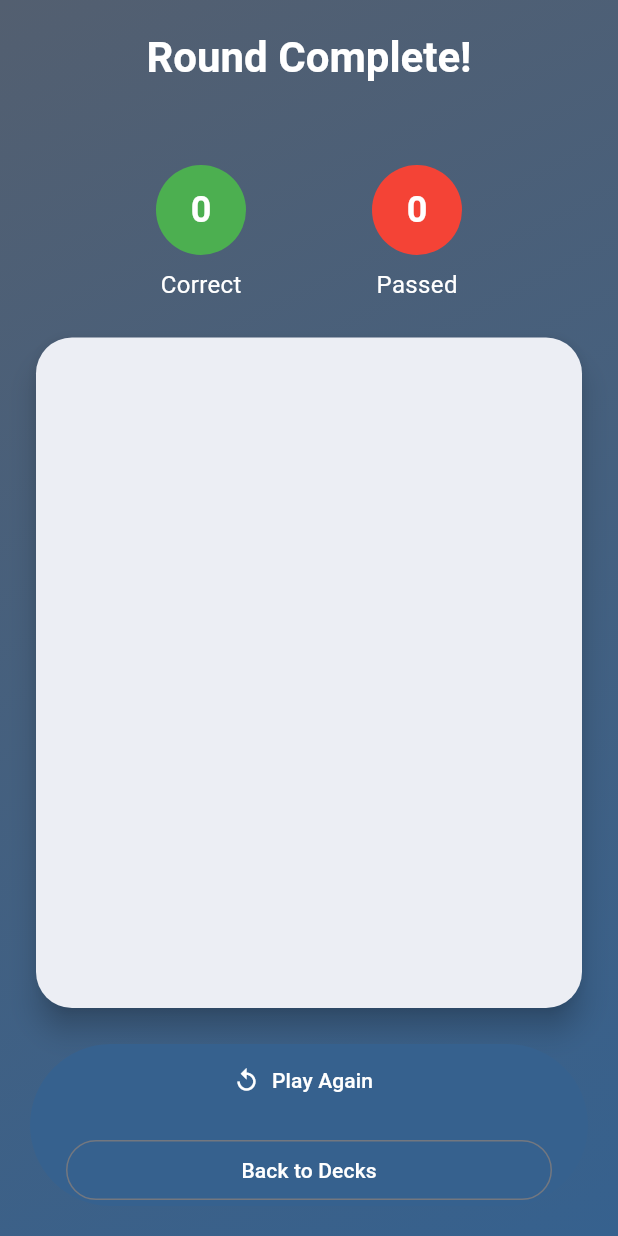
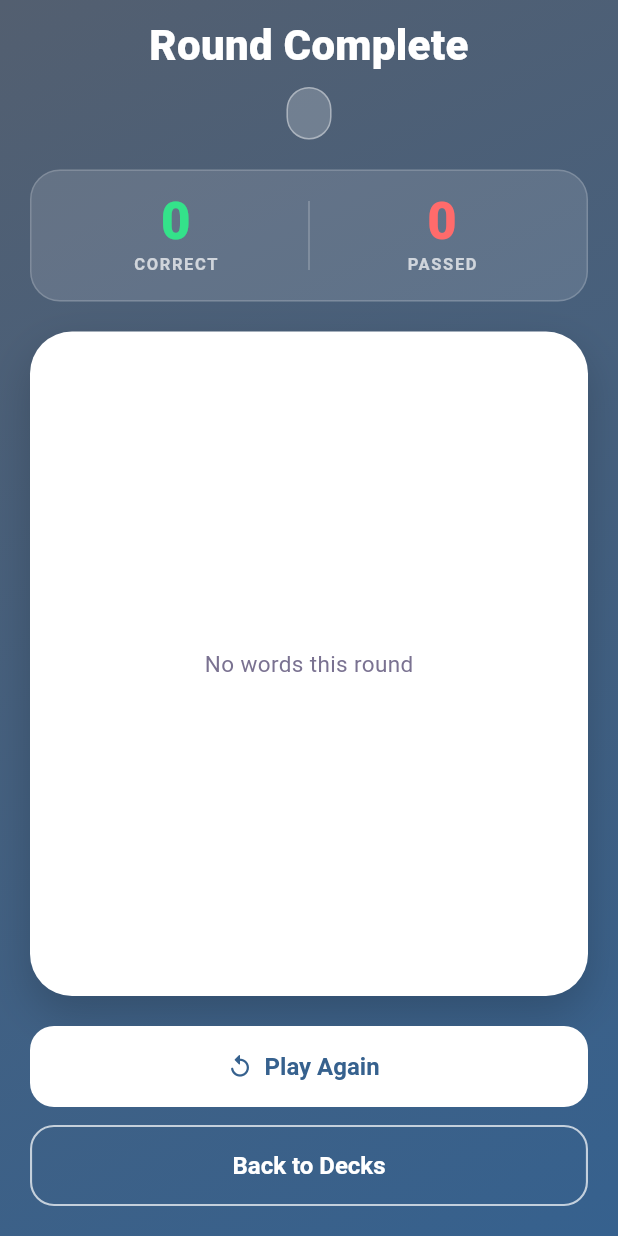
Before and after one commit to zachpfaltzgraff/PartyCharades, a Flutter app: the GameRecapPage screen opened directly with empty values, on a phone screen of 412 x 824 dp. Run offline on Flutter 3.47's test engine with Material 3 defaults, Android fonts, the phone set to English and light mode, and no system bars; our stand-ins replace audioplayers, google_mobile_ads, isar, sensors_plus, shared_preferences; accounts and stored records are empty; generated files the repository leaves out were written again; network calls fail.

Commit message:
recap is polished

```diff
--- a/party_charades/lib/pages/gameplay/game_recap_page.dart
+++ b/party_charades/lib/pages/gameplay/game_recap_page.dart
@@ -1,9 +1,38 @@
+import 'package:confetti/confetti.dart';
 import 'package:flutter/material.dart';
-import 'package:confetti/confetti.dart';
 import 'package:flutter/services.dart';
 import 'package:party_charades/models/answer.dart';
 import 'package:party_charades/models/deck.dart';
 import 'package:party_charades/pages/gameplay/game_page.dart';
+
+class _RecapPalette {
+  final Color correct;
+  final Color passed;
+  final Color surface;
+  final Color onSurface;
+  final Color onSurfaceMuted;
+  final Color chip;
+
+  const _RecapPalette({
+    required this.correct,
+    required this.passed,
+    required this.surface,
+    required this.onSurface,
+    required this.onSurfaceMuted,
+    required this.chip,
+  });
+
+  factory _RecapPalette.of(BuildContext context) {
+    return const _RecapPalette(
+      correct: Color(0xFF1FB874),
+      passed: Color(0xFFE84855),
+      surface: Colors.white,
+      onSurface: Color(0xFF241C3D),
+      onSurfaceMuted: Color(0xFF7A7291),
+      chip: Color(0x33FFFFFF),
+    );
+  }
+}
 
 class GameRecapPage extends StatefulWidget {
   final List<Answer> answers;
@@ -23,41 +52,61 @@ class GameRecapPage extends StatefulWidget {
   State<GameRecapPage> createState() => _GameRecapPageState();
 }
 
-class _GameRecapPageState extends State<GameRecapPage> {
-  late ConfettiController confettiController;
+class _GameRecapPageState extends State<GameRecapPage>
+    with SingleTickerProviderStateMixin {
+  late final ConfettiController _confettiController;
+  late final AnimationController _entranceController;
+  late final Animation<double> _entranceFade;
+  late final Animation<Offset> _entranceSlide;
 
   int get correct => widget.answers.where((a) => a.correct).length;
-
   int get passed => widget.answers.where((a) => !a.correct).length;
+  int get total => widget.answers.length;
+  double get accuracy => total == 0 ? 0 : correct / total;
 
   @override
   void initState() {
     super.initState();
+    SystemChrome.setPreferredOrientations([DeviceOrientation.portraitUp]);
+    SystemChrome.setEnabledSystemUIMode(SystemUiMode.edgeToEdge);
+    SystemChrome.setSystemUIOverlayStyle(SystemUiOverlayStyle.light);
 
-    SystemChrome.setPreferredOrientations([
-      DeviceOrientation.portraitUp,
-    ]);
-
-    SystemChrome.setEnabledSystemUIMode(
-      SystemUiMode.edgeToEdge,
+    _confettiController = ConfettiController(
+      duration: const Duration(seconds: 4),
     );
 
-    confettiController = ConfettiController(
-      duration: const Duration(seconds: 5),
+    _entranceController = AnimationController(
+      vsync: this,
+      duration: const Duration(milliseconds: 700),
+    );
+    _entranceFade = CurvedAnimation(
+      parent: _entranceController,
+      curve: Curves.easeOut,
+    );
+    _entranceSlide =
+        Tween<Offset>(begin: const Offset(0, 0.06), end: Offset.zero).animate(
+          CurvedAnimation(
+            parent: _entranceController,
+            curve: Curves.easeOutCubic,
+          ),
         );
 
-    confettiController.play();
+    _entranceController.forward();
+    _confettiController.play();
   }
 
   @override
   void dispose() {
-    confettiController.dispose();
+    _confettiController.dispose();
+    _entranceController.dispose();
     super.dispose();
   }
 
   @override
   Widget build(BuildContext context) {
     final colors = Theme.of(context).colorScheme;
+    final palette = _RecapPalette.of(context);
+    final textTheme = Theme.of(context).textTheme;
 
     return Scaffold(
       body: Stack(
@@ -71,122 +120,48 @@ class _GameRecapPageState extends State<GameRecapPage> {
               ),
             ),
           ),
-
-          // 🎉 Confetti
           Align(
             alignment: Alignment.topCenter,
             child: ConfettiWidget(
-              confettiController: confettiController,
+              confettiController: _confettiController,
               blastDirectionality: BlastDirectionality.explosive,
-              numberOfParticles: 30,
-              gravity: .3,
+              numberOfParticles: 24,
+              gravity: 0.3,
+              colors: [
+                palette.correct,
+                palette.passed,
+                Colors.white,
+                colors.primary,
+              ],
             ),
           ),
-
           SafeArea(
+            child: FadeTransition(
+              opacity: _entranceFade,
+              child: SlideTransition(
+                position: _entranceSlide,
                 child: Padding(
-              padding: const EdgeInsets.all(20),
+                  padding: const EdgeInsets.fromLTRB(20, 12, 20, 20),
                   child: Column(
                     children: [
-                  Text(
-                    "Round Complete!",
-                    style: Theme.of(context).textTheme.headlineMedium?.copyWith(
-                      color: Colors.white,
-                      fontWeight: FontWeight.bold,
+                      _Header(
+                        deckName: widget.deckName,
+                        palette: palette,
+                        textTheme: textTheme,
+                      ),
+                      const SizedBox(height: 20),
+                      _ScorePanel(correct: correct, passed: passed),
+                      const SizedBox(height: 20),
+                      Expanded(
+                        child: _AnswerListCard(
+                          answers: widget.answers,
+                          palette: palette,
                         ),
                       ),
-
-                  const SizedBox(height: 8),
-
-                  Text(
-                    widget.deckName,
-                    style: const TextStyle(color: Colors.white70, fontSize: 18),
-                  ),
-
                       const SizedBox(height: 20),
-
-                  Row(
-                    mainAxisAlignment: MainAxisAlignment.spaceEvenly,
-                    children: [
-                      _Score(
-                        title: "Correct",
-                        value: correct,
-                        color: Colors.green,
-                      ),
-
-                      _Score(title: "Passed", value: passed, color: Colors.red),
-                    ],
-                  ),
-
-                  const SizedBox(height: 20),
-
-                  Expanded(
-                    child: Card(
-                      elevation: 8,
-                      shape: RoundedRectangleBorder(
-                        borderRadius: BorderRadius.circular(24),
-                      ),
-
-                      child: ListView.separated(
-                        padding: const EdgeInsets.all(16),
-
-                        itemCount: widget.answers.length,
-
-                        separatorBuilder: (_, _) => const Divider(),
-
-                        itemBuilder: (context, index) {
-                          final answer = widget.answers[index];
-
-                          return ListTile(
-                            leading: Icon(
-                              answer.correct
-                                  ? Icons.check_circle
-                                  : Icons.cancel,
-                              color: answer.correct ? Colors.green : Colors.red,
-                            ),
-
-                            title: Text(
-                              answer.word,
-                              style: TextStyle(
-                                fontSize: 20,
-                                fontWeight: FontWeight.bold,
-                                color: answer.correct
-                                    ? Colors.green
-                                    : Colors.red,
-                              ),
-                            ),
-
-                            trailing: Text(
-                              answer.correct ? "Correct" : "Passed",
-                              style: TextStyle(
-                                color: answer.correct
-                                    ? Colors.green
-                                    : Colors.red,
-                                fontWeight: FontWeight.bold,
-                              ),
-                            ),
-                          );
-                        },
-                      ),
-                    ),
-                  ),
-
-                  const SizedBox(height: 20),
-
-                  SizedBox(
-                    width: double.infinity,
-                    child: FilledButton(
-                      onPressed: () {
-                        Navigator.pop(context);
-                      },
-                      child: Column(
-                        children: [
-                          SizedBox(
-                            width: double.infinity,
-                            child: FilledButton.icon(
-                              icon: const Icon(Icons.replay),
-                              label: const Text("Play Again"),
-                              onPressed: () {
+                      _ActionButtons(
+                        palette: palette,
+                        onPlayAgain: () {
                           Navigator.pushReplacement(
                             context,
                             MaterialPageRoute(
@@ -197,28 +172,11 @@ class _GameRecapPageState extends State<GameRecapPage> {
                             ),
                           );
                         },
-                            ),
-                          ),
-
-                          const SizedBox(height: 12),
-
-                          SizedBox(
-                            width: double.infinity,
-                            child: OutlinedButton(
-                              onPressed: () {
-                                Navigator.pop(context);
-                              },
-                              child: const Text(
-                                "Back to Decks",
-                                style: TextStyle(color: Colors.white),
-                              ),
-                            ),
+                        onBackToDecks: () => Navigator.pop(context),
                       ),
                     ],
                   ),
                 ),
-                  ),
-                ],
               ),
             ),
           ),
@@ -228,34 +186,290 @@ class _GameRecapPageState extends State<GameRecapPage> {
   }
 }
 
-class _Score extends StatelessWidget {
-  final String title;
-  final int value;
-  final Color color;
+class _Header extends StatelessWidget {
+  final String deckName;
+  final _RecapPalette palette;
+  final TextTheme textTheme;
 
-  const _Score({required this.title, required this.value, required this.color});
+  const _Header({
+    required this.deckName,
+    required this.palette,
+    required this.textTheme,
+  });
 
   @override
   Widget build(BuildContext context) {
     return Column(
       children: [
-        CircleAvatar(
-          radius: 30,
-          backgroundColor: color,
+        Text(
+          'Round Complete',
+          textAlign: TextAlign.center,
+          style: textTheme.headlineMedium?.copyWith(
+            color: Colors.white,
+            fontWeight: FontWeight.w800,
+            letterSpacing: 0.2,
+          ),
+        ),
+        const SizedBox(height: 10),
+        Container(
+          padding: const EdgeInsets.symmetric(horizontal: 14, vertical: 6),
+          decoration: BoxDecoration(
+            color: palette.chip,
+            borderRadius: BorderRadius.circular(999),
+            border: Border.all(color: Colors.white.withOpacity(0.4)),
+          ),
           child: Text(
-            "$value",
+            deckName,
             style: const TextStyle(
               color: Colors.white,
-              fontSize: 24,
-              fontWeight: FontWeight.bold,
+              fontSize: 14,
+              fontWeight: FontWeight.w600,
             ),
           ),
         ),
-
-        const SizedBox(height: 8),
-
-        Text(title, style: const TextStyle(color: Colors.white, fontSize: 16)),
       ],
     );
   }
 }
+
+class _ScorePanel extends StatelessWidget {
+  final int correct;
+  final int passed;
+
+  const _ScorePanel({required this.correct, required this.passed});
+
+  @override
+  Widget build(BuildContext context) {
+    return Container(
+      padding: const EdgeInsets.symmetric(vertical: 16, horizontal: 8),
+      decoration: BoxDecoration(
+        color: Colors.white.withOpacity(0.12),
+        borderRadius: BorderRadius.circular(20),
+        border: Border.all(color: Colors.white.withOpacity(0.18)),
+      ),
+      child: Row(
+        children: [
+          Expanded(
+            child: _ScoreboardStat(
+              label: 'CORRECT',
+              value: correct,
+              color: const Color(0xFF34E28A),
+            ),
+          ),
+          Container(
+            width: 1,
+            height: 46,
+            color: Colors.white.withOpacity(0.25),
+          ),
+          Expanded(
+            child: _ScoreboardStat(
+              label: 'PASSED',
+              value: passed,
+              color: const Color(0xFFFF6B6B),
+            ),
+          ),
+        ],
+      ),
+    );
+  }
+}
+
+class _ScoreboardStat extends StatelessWidget {
+  final String label;
+  final int value;
+  final Color color;
+
+  const _ScoreboardStat({
+    required this.label,
+    required this.value,
+    required this.color,
+  });
+
+  @override
+  Widget build(BuildContext context) {
+    return Column(
+      children: [
+        TweenAnimationBuilder<double>(
+          tween: Tween(begin: 0, end: value.toDouble()),
+          duration: const Duration(milliseconds: 900),
+          curve: Curves.easeOutCubic,
+          builder: (context, count, _) => Text(
+            '${count.round()}',
+            style: TextStyle(
+              color: color,
+              fontSize: 34,
+              fontWeight: FontWeight.w900,
+              height: 1,
+            ),
+          ),
+        ),
+        const SizedBox(height: 4),
+        Text(
+          label,
+          style: const TextStyle(
+            color: Colors.white70,
+            fontSize: 11,
+            fontWeight: FontWeight.w700,
+            letterSpacing: 1.1,
+          ),
+        ),
+      ],
+    );
+  }
+}
+
+class _AnswerListCard extends StatelessWidget {
+  final List<Answer> answers;
+  final _RecapPalette palette;
+
+  const _AnswerListCard({required this.answers, required this.palette});
+
+  @override
+  Widget build(BuildContext context) {
+    return Container(
+      decoration: BoxDecoration(
+        color: palette.surface,
+        borderRadius: BorderRadius.circular(28),
+        boxShadow: [
+          BoxShadow(
+            color: Colors.black.withValues(alpha: 0.18),
+            blurRadius: 24,
+            offset: const Offset(0, 12),
+          ),
+        ],
+      ),
+      child: answers.isEmpty
+          ? Center(
+              child: Text(
+                'No words this round',
+                style: TextStyle(color: palette.onSurfaceMuted, fontSize: 15),
+              ),
+            )
+          : ListView.separated(
+              padding: const EdgeInsets.symmetric(vertical: 8, horizontal: 8),
+              itemCount: answers.length,
+              separatorBuilder: (_, __) => Divider(
+                height: 1,
+                indent: 20,
+                endIndent: 20,
+                color: palette.onSurfaceMuted.withOpacity(0.15),
+              ),
+              itemBuilder: (context, index) =>
+                  _AnswerTile(answer: answers[index], palette: palette),
+            ),
+    );
+  }
+}
+
+class _AnswerTile extends StatelessWidget {
+  final Answer answer;
+  final _RecapPalette palette;
+
+  const _AnswerTile({required this.answer, required this.palette});
+
+  @override
+  Widget build(BuildContext context) {
+    final color = answer.correct ? palette.correct : palette.passed;
+    return Padding(
+      padding: const EdgeInsets.symmetric(horizontal: 12, vertical: 4),
+      child: Row(
+        children: [
+          Container(
+            width: 36,
+            height: 36,
+            decoration: BoxDecoration(
+              color: color.withOpacity(0.15),
+              shape: BoxShape.circle,
+            ),
+            child: Icon(
+              answer.correct ? Icons.check_rounded : Icons.close_rounded,
+              color: color,
+              size: 20,
+            ),
+          ),
+          const SizedBox(width: 14),
+          Expanded(
+            child: Text(
+              answer.word,
+              style: TextStyle(
+                fontSize: 16,
+                fontWeight: FontWeight.w600,
+                color: palette.onSurface,
+              ),
+            ),
+          ),
+          Text(
+            answer.correct ? 'Correct' : 'Passed',
+            style: TextStyle(
+              fontSize: 13,
+              fontWeight: FontWeight.w700,
+              color: color,
+            ),
+          ),
+        ],
+      ),
+    );
+  }
+}
+
+class _ActionButtons extends StatelessWidget {
+  final _RecapPalette palette;
+  final VoidCallback onPlayAgain;
+  final VoidCallback onBackToDecks;
+
+  const _ActionButtons({
+    required this.palette,
+    required this.onPlayAgain,
+    required this.onBackToDecks,
+  });
+
+  @override
+  Widget build(BuildContext context) {
+    final colors = Theme.of(context).colorScheme;
+
+    return Column(
+      children: [
+        SizedBox(
+          width: double.infinity,
+          height: 54,
+          child: FilledButton.icon(
+            style: FilledButton.styleFrom(
+              backgroundColor: Colors.white,
+              foregroundColor: colors.primary,
+              shape: RoundedRectangleBorder(
+                borderRadius: BorderRadius.circular(16),
+              ),
+              textStyle: const TextStyle(
+                fontSize: 16,
+                fontWeight: FontWeight.w700,
+              ),
+            ),
+            icon: const Icon(Icons.replay_rounded),
+            label: const Text('Play Again'),
+            onPressed: onPlayAgain,
+          ),
+        ),
+        const SizedBox(height: 12),
+        SizedBox(
+          width: double.infinity,
+          height: 54,
+          child: OutlinedButton(
+            style: OutlinedButton.styleFrom(
+              foregroundColor: Colors.white,
+              side: const BorderSide(color: Colors.white70, width: 1.4),
+              shape: RoundedRectangleBorder(
+                borderRadius: BorderRadius.circular(16),
+              ),
+              textStyle: const TextStyle(
+                fontSize: 16,
+                fontWeight: FontWeight.w600,
+              ),
+            ),
+            onPressed: onBackToDecks,
+            child: const Text('Back to Decks'),
+          ),
+        ),
+      ],
+    );
+  }
+}
```
Lines whose indentation alone changed are shown as unchanged.
